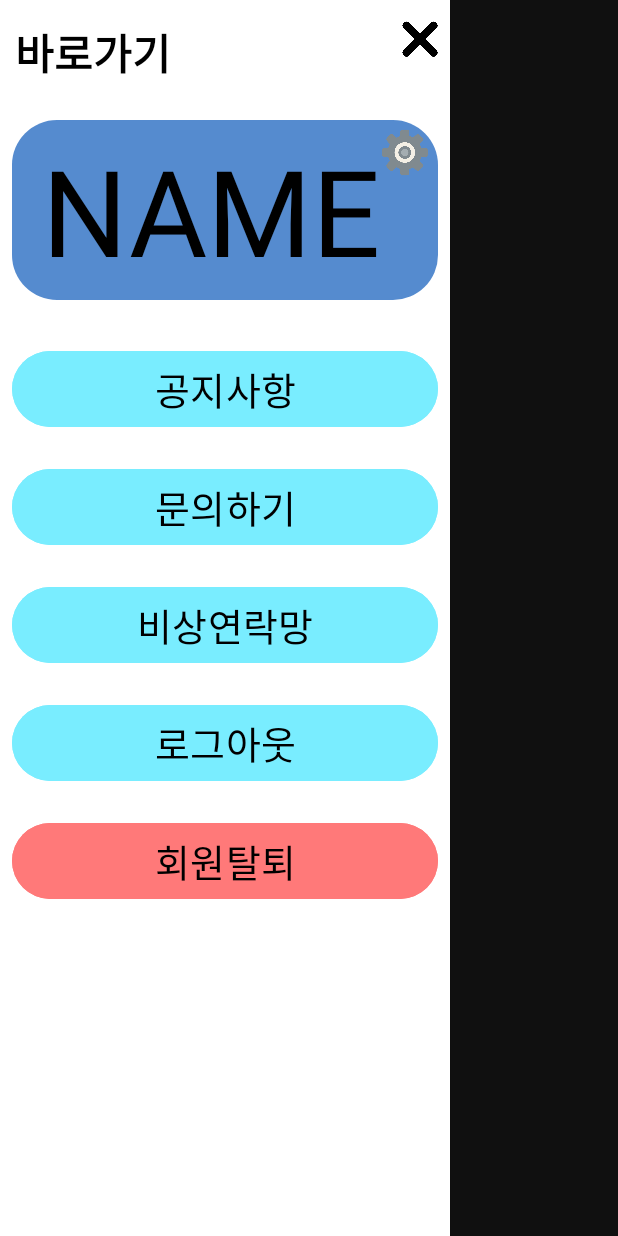
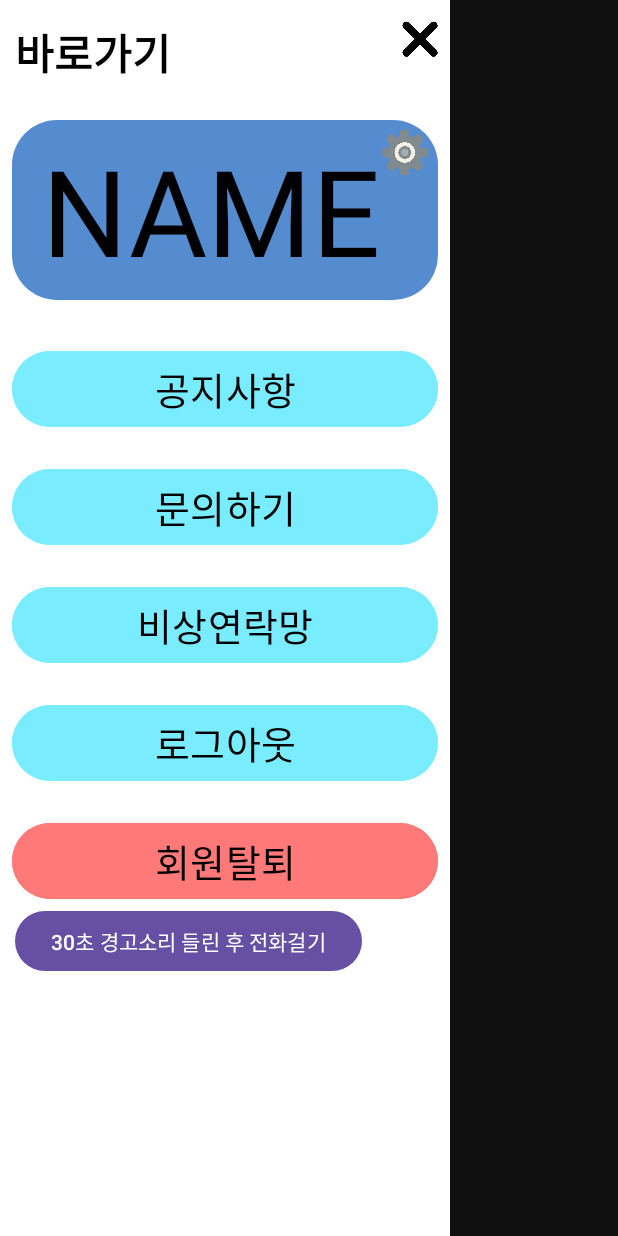
Before and after one commit to ad-astra-per-ardua/SafeBandProject, an Android app: the screen it shows after launch (MainActivity), with the side drawer open, on a phone screen of 412 x 824 dp. Run offline under Robolectric (Android 15) with nearby library versions, the light colour scheme and no system bars; libraries missing offline, so code that uses them is left out: net.daum.mf; 6 statements that could not run were skipped.

Commit message:
임시버튼 생성

```diff
--- a/app/src/main/res/layout/activity_drawer.xml
+++ b/app/src/main/res/layout/activity_drawer.xml
@@ -142,6 +142,13 @@
                 android:textSize="25dp"
                 tools:ignore="MissingPrefix" />
 
+        <!--    센서와 연결하면 없어질 버튼      -->
+            <Button
+                android:id="@+id/soundPlayThenCall"
+                android:layout_width="wrap_content"
+                android:layout_height="wrap_content"
+                android:layout_marginStart="10dp"
+                android:text="30초 경고소리 들린 후 전화걸기" />
         </LinearLayout>
 
     </RelativeLayout>
```
